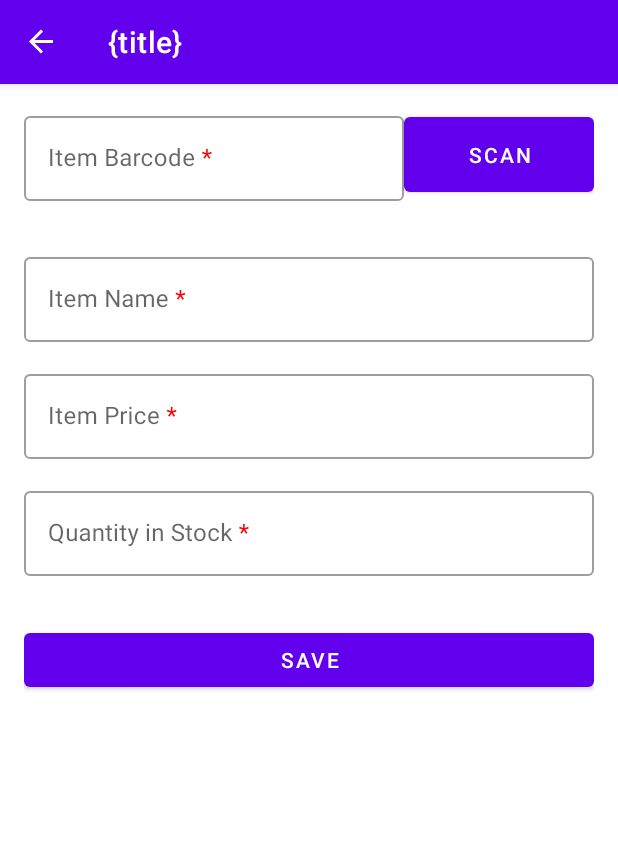
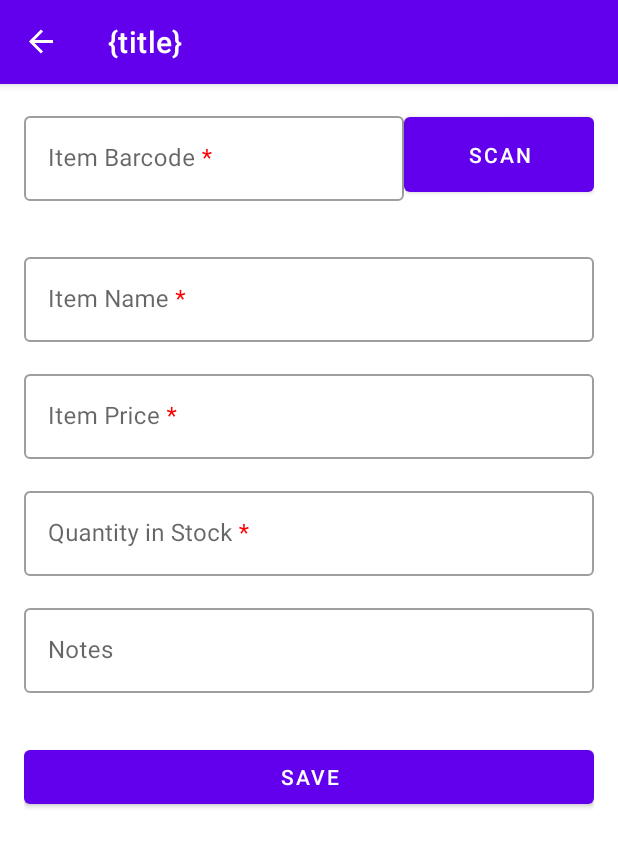
Before and after one commit to Mell1Tech2/parris-and-jeanne-inventory-app-main, an Android app: the screen it shows after launch (MainActivity), after a tap on "Add new item", on a phone screen of 412 x 824 dp. Shown: the top 847 px of the screen. Run offline under Robolectric (Android 15) with nearby library versions, the phone set to English and light mode, and no system bars; our stand-ins replace Room's generated code, navigation-ui; libraries missing offline, so code that uses them is left out: com.github.doyaaaaaken.kotlincsv.

Commit message:
Back function & Room update
A back function needs to run when a barcode has been scanned, and the reason to so the information is not lost or reset when a barcode is scanned.  The note and barcode information need to be added to every screen and removed from the required input check.

```diff
--- a/app/src/main/java/com/example/inventory/BarcodeScannerFragment.kt
+++ b/app/src/main/java/com/example/inventory/BarcodeScannerFragment.kt
@@ -207,7 +207,6 @@ class BarcodeScannerFragment : Fragment() {
                     this, cameraSelector, preview, imageAnalyzer
                 )
 
-
             } catch (exc: Exception) {
                 exc.printStackTrace()
             }
--- a/app/src/main/java/com/example/inventory/ItemDetailFragment.kt
+++ b/app/src/main/java/com/example/inventory/ItemDetailFragment.kt
@@ -43,9 +43,11 @@ class ItemDetailFragment : Fragment() {
      */
     private fun bind(item: Item) {
         binding.apply {
+            itemBarcode.text = item.itemBarcode
             itemName.text = item.itemName
             itemPrice.text = item.getFormattedPrice()
             itemCount.text = item.quantityInStock.toString()
+            itemNote.text = item.itemNote
             sellItem.isEnabled = viewModel.isStockAvailable(item)
             sellItem.setOnClickListener { viewModel.sellItem(item) }
             deleteItem.setOnClickListener { showConfirmationDialog() }
--- a/app/src/main/java/com/example/inventory/ItemListAdapter.kt
+++ b/app/src/main/java/com/example/inventory/ItemListAdapter.kt
@@ -53,9 +53,11 @@ class ItemListAdapter(private val onItemClicked: (Item) -> Unit) :
         RecyclerView.ViewHolder(binding.root) {
 
         fun bind(item: Item) {
+            //binding.itemBarcode.text = item.itemBarcode
             binding.itemName.text = item.itemName
             binding.itemPrice.text = item.getFormattedPrice()
             binding.itemQuantity.text = item.quantityInStock.toString()
+            //binding.itemNote.text = item.itemNote
         }
     }
 
--- a/app/src/main/java/com/example/inventory/data/Item.kt
+++ b/app/src/main/java/com/example/inventory/data/Item.kt
@@ -35,6 +35,8 @@ data class Item(
     val itemPrice: Double,
     @ColumnInfo(name = "quantity")
     val quantityInStock: Int,
+    @ColumnInfo(name = "note")
+    val itemNote: String,
 )
 /**
  * Returns the passed in price in currency format.
--- a/app/src/main/java/com/example/inventory/src/EmailRoomInstance.kt
+++ b/app/src/main/java/com/example/inventory/src/EmailRoomInstance.kt
@@ -43,10 +43,10 @@ class EmailRoomInstance {
 
         csvWriter().open(csvFile, append = false) {
 
-            writeRow("Item Barcode", "Item Name", "Item Price", "Item Quantity")
+            writeRow("Item Barcode", "Item Name", "Item Price", "Item Quantity", "Item Notes")
             Log.d("Log", "Item List  $itemList")
             itemList?.forEach {
-                writeRow(it.itemBarcode, it.itemName, it.itemPrice, it.quantityInStock)
+                writeRow(it.itemBarcode, it.itemName, it.itemPrice, it.quantityInStock, it.itemNote)
             }
         }
         Log.d("Log", "Item List $csvFile")
--- a/app/src/main/res/layout/fragment_add_item.xml
+++ b/app/src/main/res/layout/fragment_add_item.xml
@@ -31,7 +31,7 @@
                 android:orientation="horizontal">
 
                 <com.google.android.material.textfield.TextInputEditText
-                    android:id="@+id/item_barcode"
+                    android:id="@+id/item_barcode_add"
                     android:layout_width="match_parent"
                     android:layout_height="match_parent"
                     android:inputType="textAutoComplete|textCapWords"
@@ -94,7 +94,7 @@
             android:layout_height="wrap_content"
             android:layout_marginTop="@dimen/margin"
             android:hint="@string/quantity_req"
-            app:layout_constraintBottom_toTopOf="@+id/save_action"
+            app:layout_constraintBottom_toTopOf="@id/item_note_label"
             app:layout_constraintEnd_toEndOf="parent"
             app:layout_constraintStart_toStartOf="parent"
             app:layout_constraintTop_toBottomOf="@+id/item_price_label">
@@ -107,6 +107,25 @@
                 android:singleLine="true" />
         </com.google.android.material.textfield.TextInputLayout>
 
+        <com.google.android.material.textfield.TextInputLayout
+            android:id="@+id/item_note_label"
+            android:layout_width="0dp"
+            android:layout_height="wrap_content"
+            android:layout_marginTop="@dimen/margin"
+            android:hint="@string/notes"
+            app:layout_constraintBottom_toTopOf="@+id/save_action"
+            app:layout_constraintEnd_toEndOf="parent"
+            app:layout_constraintStart_toStartOf="parent"
+            app:layout_constraintTop_toBottomOf="@id/item_count_label">
+
+            <com.google.android.material.textfield.TextInputEditText
+                android:id="@+id/item_note_add"
+                android:layout_width="match_parent"
+                android:layout_height="match_parent"
+                android:inputType="textAutoComplete|textCapWords"
+                android:singleLine="true" />
+        </com.google.android.material.textfield.TextInputLayout>
+
         <Button
             android:id="@+id/save_action"
             android:layout_width="0dp"
@@ -115,7 +134,7 @@
             android:text="@string/save_action"
             app:layout_constraintEnd_toEndOf="parent"
             app:layout_constraintStart_toStartOf="parent"
-            app:layout_constraintTop_toBottomOf="@+id/item_count_label" />
+            app:layout_constraintTop_toBottomOf="@id/item_note_label" />
 
     </androidx.constraintlayout.widget.ConstraintLayout>
 </ScrollView>
--- a/app/src/main/res/values/strings.xml
+++ b/app/src/main/res/values/strings.xml
@@ -23,4 +23,5 @@
     <string name="dummy_content">DUMMY\nCONTENT</string>
     <string name="dummy_button">Back</string>
     <string name="scan">Scan</string>
+    <string name="notes">Notes</string>
 </resources>
```
Also changed, not shown: app/src/main/java/com/example/inventory/AddItemFragment.kt (+8 -5 lines), app/src/main/java/com/example/inventory/InventoryViewModel.kt (+20 -10 lines), app/src/main/java/com/example/inventory/MainActivity.kt (+0 -15 lines), app/src/main/java/com/example/inventory/data/ItemDao.kt (+0 -16 lines), app/src/main/res/layout/fragment_item_detail.xml (+24 -2 lines).
